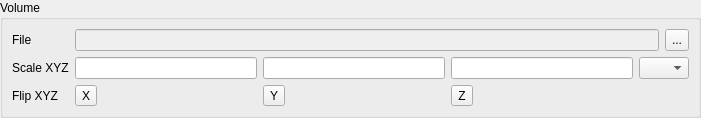
Above: autoscoper/src/ui/ui-files/VolumeBox.ui from BrownBiomechanics/Autoscoper before the change. Below: the same form after it.
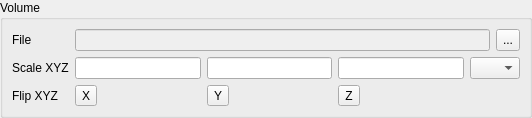
That is the form after the change.

Patch:
```diff
--- a/autoscoper/src/ui/ui-files/VolumeBox.ui
+++ b/autoscoper/src/ui/ui-files/VolumeBox.ui
@@ -6,7 +6,7 @@
    <rect>
     <x>0</x>
     <y>0</y>
-    <width>701</width>
+    <width>532</width>
     <height>103</height>
    </rect>
   </property>
```
Left out of the diff: 11 changed lines with no effect on the pictures.
